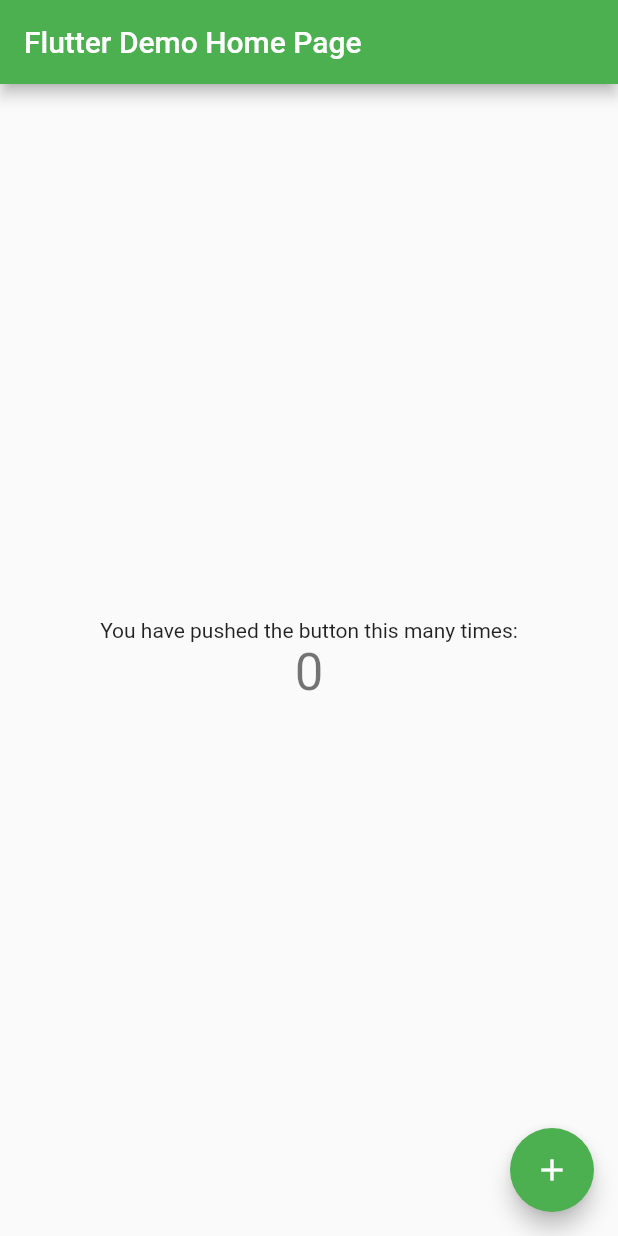
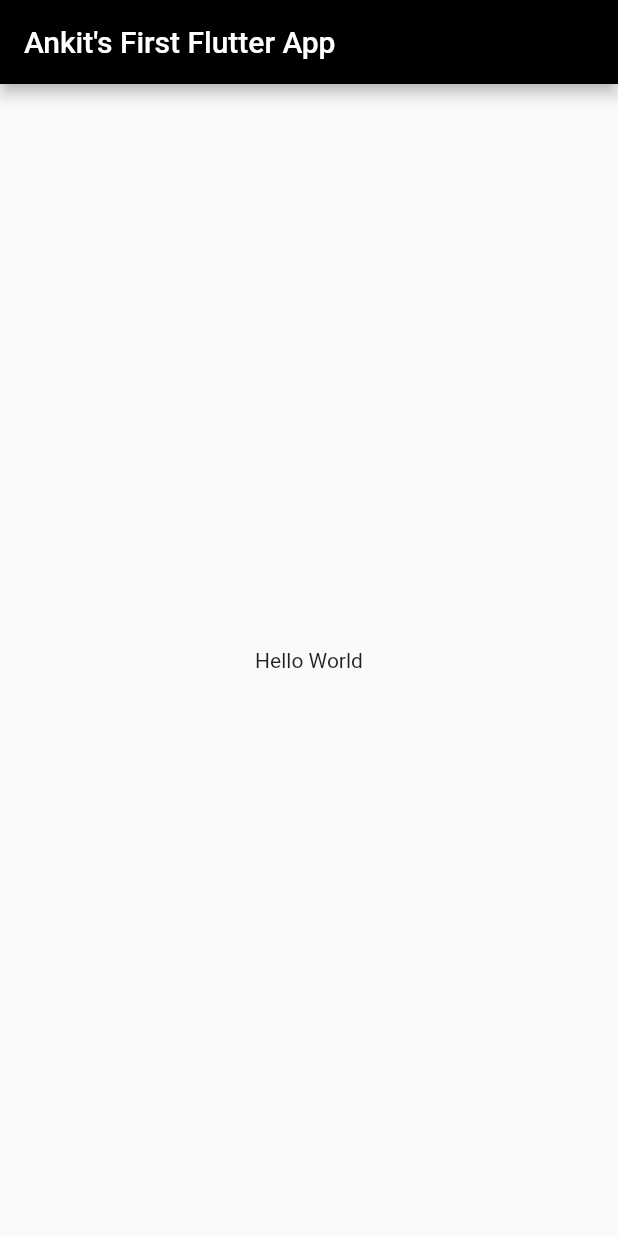
Before and after one commit to Ankit-kumar-khatri/first_project, a Flutter app: the screen it shows after launch, on a phone screen of 412 x 824 dp. Run offline on Flutter 3.47's test engine with Material 2 defaults, Android fonts, the phone set to English and light mode, and no system bars.

Commit message:
initial trial upon application

```diff
--- /dev/null
+++ b/Flutter_practice1/lib/FirstApp.dart
@@ -0,0 +1,20 @@
+import 'package:flutter/material.dart';
+
+class FirstApp extends StatelessWidget {
+  const FirstApp({super.key});
+
+  @override
+  Widget build(BuildContext context) {
+    return Scaffold(
+      appBar: AppBar(
+        title: Text("Ankit's First Flutter App"),
+        backgroundColor: Colors.black,
+      ),
+      body: Center(
+        child: Container(
+          child: Text("Hello World"),
+        ),
+      ),
+    );
+  }
+}
--- a/Flutter_practice1/lib/main.dart
+++ b/Flutter_practice1/lib/main.dart
@@ -1,4 +1,5 @@
 import 'package:flutter/material.dart';
+import 'FirstApp.dart';
 
 void main() {
   runApp(const MyApp());
@@ -7,109 +8,12 @@ void main() {
 class MyApp extends StatelessWidget {
   const MyApp({super.key});
 
-  // This widget is the root of your application.
   @override
   Widget build(BuildContext context) {
     return MaterialApp(
-      title: 'Flutter Demo',
-      theme: ThemeData(
-        // This is the theme of your application.
-        //
-        // Try running your application with "flutter run". You'll see the
-        // application has a blue toolbar. Then, without quitting the app, try
-        // changing the primarySwatch below to Colors.green and then invoke
-        // "hot reload" (press "r" in the console where you ran "flutter run",
-        // or simply save your changes to "hot reload" in a Flutter IDE).
-        // Notice that the counter didn't reset back to zero; the application
-        // is not restarted.
-        primarySwatch: Colors.green,
-      ),
-      home: const MyHomePage(),
+      title: 'Hello Flutter',
+      theme: ThemeData(primarySwatch: Colors.blue),
+      home: const FirstApp(),
     );
   }
 }
-
-class MyHomePage extends StatefulWidget {
-  const MyHomePage({super.key});
-
-  // This widget is the home page of your application. It is stateful, meaning
-  // that it has a State object (defined below) that contains fields that affect
-  // how it looks.
-
-  // This class is the configuration for the state. It holds the values (in this
-  // case the title) provided by the parent (in this case the App widget) and
-  // used by the build method of the State. Fields in a Widget subclass are
-  // always marked "final".
-
-  final String title='Flutter Demo Home Page';
-
-  @override
-  State<MyHomePage> createState() => _MyHomePageState();
-}
-
-class _MyHomePageState extends State<MyHomePage> {
-  int _counter = 0;
-
-  void _incrementCounter() {
-    setState(() {
-      // This call to setState tells the Flutter framework that something has
-      // changed in this State, which causes it to rerun the build method below
-      // so that the display can reflect the updated values. If we changed
-      // _counter without calling setState(), then the build method would not be
-      // called again, and so nothing would appear to happen.
-      _counter++;
-    });
-  }
-
-  @override
-  Widget build(BuildContext context) {
-    // This method is rerun every time setState is called, for instance as done
-    // by the _incrementCounter method above.
-    //
-    // The Flutter framework has been optimized to make rerunning build methods
-    // fast, so that you can just rebuild anything that needs updating rather
-    // than having to individually change instances of widgets.
-    return Scaffold(
-      appBar: AppBar(
-        // Here we take the value from the MyHomePage object that was created by
-        // the App.build method, and use it to set our appbar title.
-        title: Text(widget.title),
-      ),
-      body: Center(
-        // Center is a layout widget. It takes a single child and positions it
-        // in the middle of the parent.
-        child: Column(
-          // Column is also a layout widget. It takes a list of children and
-          // arranges them vertically. By default, it sizes itself to fit its
-          // children horizontally, and tries to be as tall as its parent.
-          //
-          // Invoke "debug painting" (press "p" in the console, choose the
-          // "Toggle Debug Paint" action from the Flutter Inspector in Android
-          // Studio, or the "Toggle Debug Paint" command in Visual Studio Code)
-          // to see the wireframe for each widget.
-          //
-          // Column has various properties to control how it sizes itself and
-          // how it positions its children. Here we use mainAxisAlignment to
-          // center the children vertically; the main axis here is the vertical
-          // axis because Columns are vertical (the cross axis would be
-          // horizontal).
-          mainAxisAlignment: MainAxisAlignment.center,
-          children: <Widget>[
-            const Text(
-              'You have pushed the button this many times:',
-            ),
-            Text(
-              '$_counter',
-              style: Theme.of(context).textTheme.headline4,
-            ),
-          ],
-        ),
-      ),
-      floatingActionButton: FloatingActionButton(
-        onPressed: _incrementCounter,
-        tooltip: 'Increment',
-        child: const Icon(Icons.add),
-      ), // This trailing comma makes auto-formatting nicer for build methods.
-    );
-  }
-}
```
